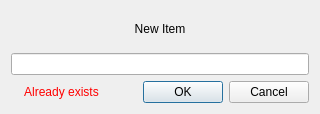
Above: Tools/Mokka/NewItemDialog.ui from Biomechanical-ToolKit/BTKCore before the change. Below: the same form after it.
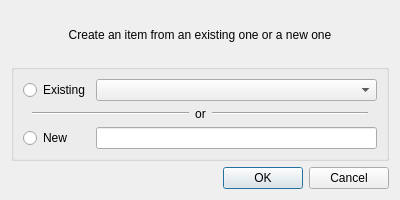
That is the form after the change. Icons and pictures are not drawn.

Commit message: [UPD] The dialog used to save a new view's layout as well as the creation of visual configuration was modified to give more flexibility.

```diff
--- a/Tools/Mokka/NewItemDialog.ui
+++ b/Tools/Mokka/NewItemDialog.ui
@@ -6,26 +6,18 @@
    <rect>
     <x>0</x>
     <y>0</y>
-    <width>320</width>
-    <height>114</height>
+    <width>400</width>
+    <height>200</height>
    </rect>
   </property>
-  <property name="sizePolicy">
-   <sizepolicy hsizetype="Fixed" vsizetype="Fixed">
-    <horstretch>0</horstretch>
-    <verstretch>0</verstretch>
-   </sizepolicy>
-  </property>
   <property name="windowTitle">
    <string>New Item</string>
   </property>
-  <layout class="QVBoxLayout" name="verticalLayout_2" stretch="1,0">
-   <item>
     <layout class="QVBoxLayout" name="verticalLayout">
      <item>
       <widget class="QLabel" name="label">
        <property name="text">
-        <string>New Item</string>
+      <string>Create an item from an existing one or a new one</string>
        </property>
        <property name="alignment">
         <set>Qt::AlignCenter</set>
@@ -33,36 +25,68 @@
       </widget>
      </item>
      <item>
-      <widget class="QLineEdit" name="lineEdit"/>
-     </item>
-    </layout>
-   </item>
-   <item>
-    <layout class="QHBoxLayout" name="horizontalLayout">
-     <item>
-      <widget class="QLabel" name="errorIconLabel">
-       <property name="text">
+    <widget class="QGroupBox" name="groupBox">
+     <property name="title">
         <string/>
        </property>
-       <property name="pixmap">
-        <pixmap resource="images.qrc">:/Resources/Images/error.png</pixmap>
+     <layout class="QGridLayout" name="gridLayout" rowminimumheight="1,0,1">
+      <item row="0" column="2">
+       <widget class="QComboBox" name="existingComboBox"/>
+      </item>
+      <item row="1" column="1" colspan="2">
+       <widget class="QFrame" name="orPanel">
+        <layout class="QHBoxLayout" name="horizontalLayout" stretch="1,0,1">
+         <property name="topMargin">
+          <number>0</number>
+         </property>
+         <property name="bottomMargin">
+          <number>0</number>
+         </property>
+         <item>
+          <widget class="Line" name="line">
+           <property name="orientation">
+            <enum>Qt::Horizontal</enum>
        </property>
       </widget>
      </item>
      <item>
-      <widget class="QLabel" name="errorMsgLabel">
-       <property name="styleSheet">
-        <string notr="true">QLabel
-{
-  color: red;
-}</string>
-       </property>
+          <widget class="QLabel" name="label_2">
        <property name="text">
-        <string>Already exists</string>
+            <string>or</string>
        </property>
        <property name="alignment">
         <set>Qt::AlignCenter</set>
        </property>
+          </widget>
+         </item>
+         <item>
+          <widget class="Line" name="line_2">
+           <property name="orientation">
+            <enum>Qt::Horizontal</enum>
+           </property>
+          </widget>
+         </item>
+        </layout>
+       </widget>
+      </item>
+      <item row="2" column="2">
+       <widget class="QLineEdit" name="newLineEdit"/>
+      </item>
+      <item row="0" column="1">
+       <widget class="QRadioButton" name="existingRadioButton">
+        <property name="text">
+         <string>Existing</string>
+        </property>
+       </widget>
+      </item>
+      <item row="2" column="1">
+       <widget class="QRadioButton" name="newRadioButton">
+        <property name="text">
+         <string>New</string>
+        </property>
+       </widget>
+      </item>
+     </layout>
       </widget>
      </item>
      <item>
@@ -76,8 +100,6 @@
       </widget>
      </item>
     </layout>
-   </item>
-  </layout>
  </widget>
  <resources>
   <include location="images.qrc"/>
```
Left out of the diff: 12 changed lines with no effect on the pictures. Lines whose indentation alone changed are shown as unchanged. The commit also changes 8 other files.
